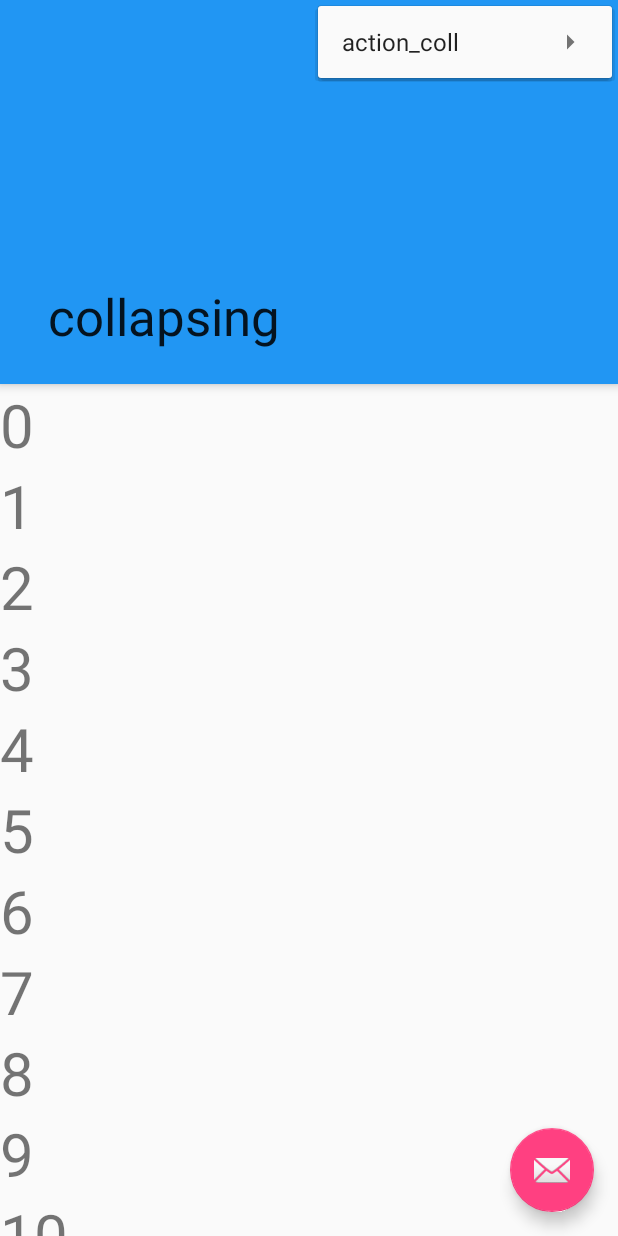
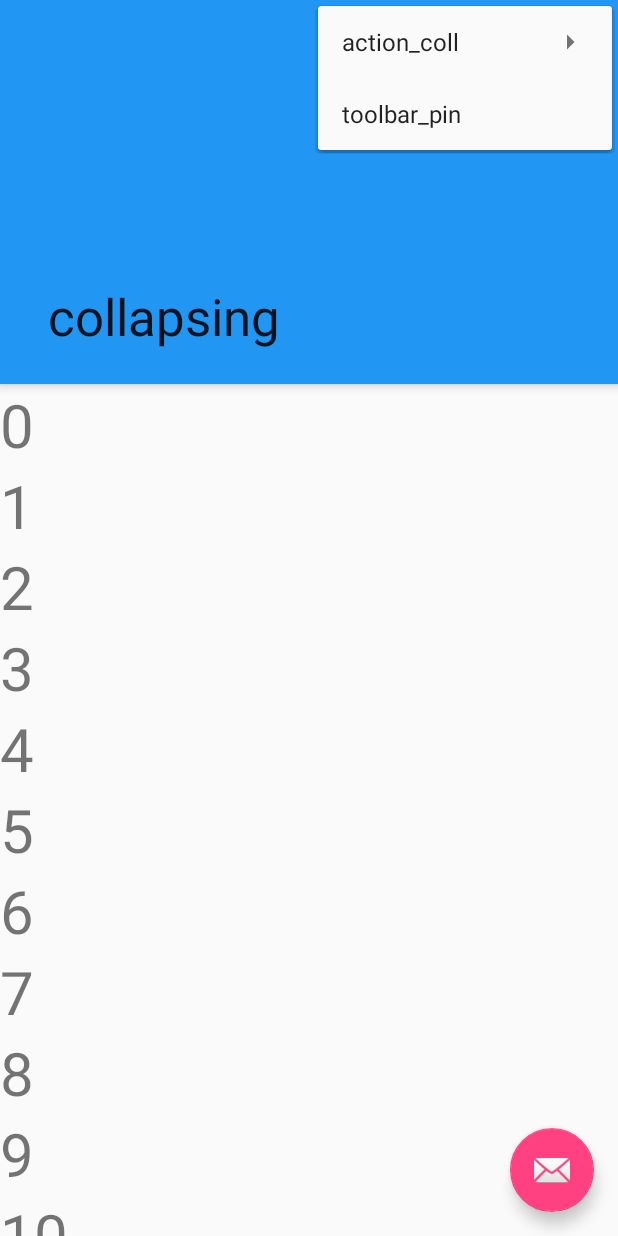
Before and after one commit to chefish/BehaviorDemo, an Android app: the CollapsingActivity screen opened directly, with no data from a screen before it, with the options menu open, on a phone screen of 412 x 824 dp. Run offline under Robolectric (Android 15) with nearby library versions, the phone set to English and light mode, and no system bars.

Commit message:
add pin option

```diff
--- a/app/src/main/java/com/fish/behaviordemo/collapsing/CollapsingActivity.java
+++ b/app/src/main/java/com/fish/behaviordemo/collapsing/CollapsingActivity.java
@@ -20,6 +20,8 @@ import com.fish.behaviordemo.ToastUtil;
 public class CollapsingActivity extends AppCompatActivity {
     CollapsingToolbarLayout collapsingToolbarLayout;
     COLLASP_MODE currentMode;
+    Toolbar toolbar;
+    boolean toolbarPinned;
 
     @Override
     protected void onCreate(Bundle savedInstanceState) {
@@ -28,7 +30,7 @@ public class CollapsingActivity extends AppCompatActivity {
 
         collapsingToolbarLayout = (CollapsingToolbarLayout) findViewById(R.id.collapsingToolbarLayout);
 
-        Toolbar toolbar = (Toolbar) findViewById(R.id.toolbar);
+        toolbar = (Toolbar) findViewById(R.id.toolbar);
         setSupportActionBar(toolbar);
 
         FloatingActionButton fab = (FloatingActionButton) findViewById(R.id.fab);
@@ -71,6 +73,12 @@ public class CollapsingActivity extends AppCompatActivity {
                 break;
 
         }
+
+        if (toolbarPinned) {
+            menu.findItem(R.id.toolbar_pin).setTitle("toolbar_pin_cancel");
+        } else {
+            menu.findItem(R.id.toolbar_pin).setTitle("toolbar_pin");
+        }
         return true;
     }
 
@@ -97,6 +105,19 @@ public class CollapsingActivity extends AppCompatActivity {
             collapsingToolbarLayout.setLayoutParams(params);
             ToastUtil.showToast(this, "scroll");
             return true;
+        } else if (id == R.id.toolbar_pin) {
+            toolbarPinned = !toolbarPinned;
+
+            CollapsingToolbarLayout.LayoutParams params = (CollapsingToolbarLayout.LayoutParams) toolbar.getLayoutParams();
+            if (toolbarPinned) {
+                params.setCollapseMode(CollapsingToolbarLayout.LayoutParams.COLLAPSE_MODE_PIN);
+            } else {
+                params.setCollapseMode(CollapsingToolbarLayout.LayoutParams.COLLAPSE_MODE_OFF);
+            }
+
+            toolbar.setLayoutParams(params);
+            toolbar.requestLayout();
+            ToastUtil.showToast(this, "toolbarPinned " + toolbarPinned);
         }
 
         return super.onOptionsItemSelected(item);
--- a/app/src/main/res/layout/collapsing_activity.xml
+++ b/app/src/main/res/layout/collapsing_activity.xml
@@ -9,9 +9,8 @@
 
     <!--这里必须要写fitsSystemWindows，不然上滑会出现statusbar占2份高度问题-->
     <android.support.design.widget.AppBarLayout
+        android:layout_width="match_parent"
         android:fitsSystemWindows="true"
-        android:layout_width="match_parent"
-        app:statusBarScrim="@android:color/transparent"
         android:layout_height="256dp">
 
         <android.support.design.widget.CollapsingToolbarLayout
@@ -21,7 +20,6 @@
             app:layout_scrollFlags="scroll">
 
             <android.support.v7.widget.Toolbar
-                app:layout_collapseMode="pin"
                 android:id="@+id/toolbar"
                 android:layout_width="match_parent"
                 android:layout_height="?attr/actionBarSize"
--- a/app/src/main/res/menu/menu_collapsing.xml
+++ b/app/src/main/res/menu/menu_collapsing.xml
@@ -20,5 +20,11 @@
         </menu>
     </item>
 
+    <item
+        android:id="@+id/toolbar_pin"
+        android:title="toolbar_pin"
+        app:showAsAction="never">
+
+    </item>
 
 </menu>
```
